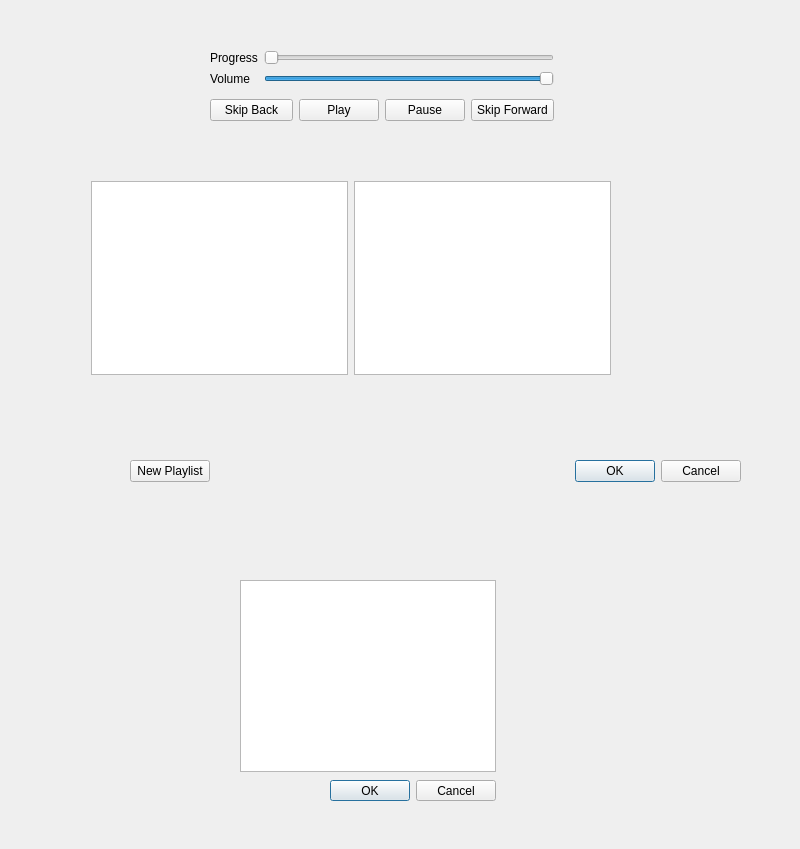
Above: MusicPlayer.ui from MatthewG01/Qt_MusicPlayer before the change. Below: the same form after it.
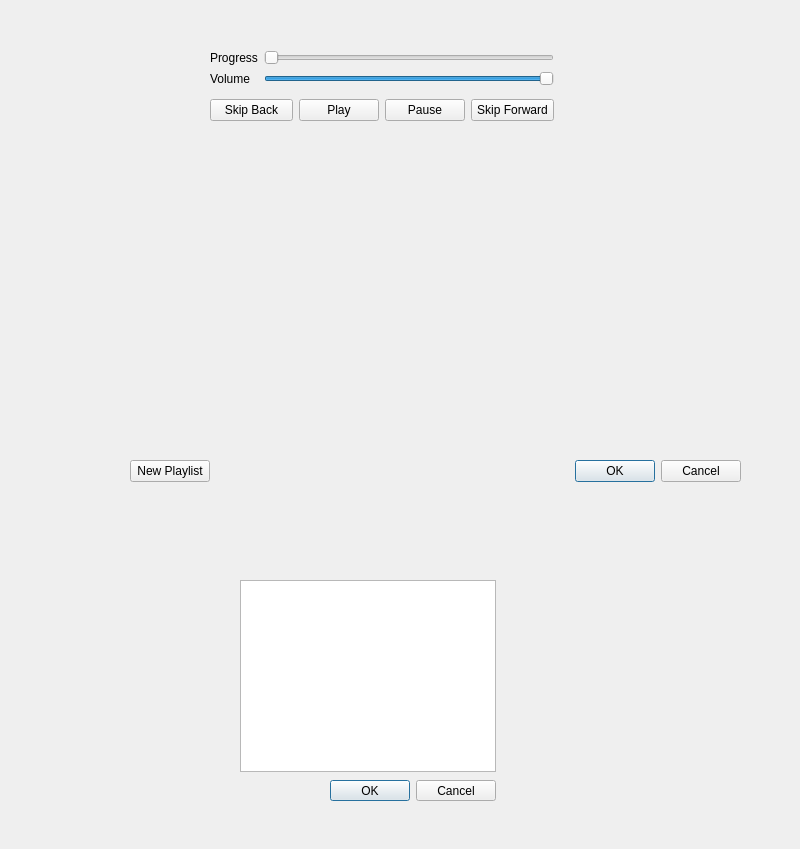
That is the form after the change.

```diff
--- a/MusicPlayer.ui
+++ b/MusicPlayer.ui
@@ -13,24 +13,6 @@
   <property name="windowTitle">
    <string>Widget</string>
   </property>
-  <widget class="QWidget" name="layoutWidget_2">
-   <property name="geometry">
-    <rect>
-     <x>91</x>
-     <y>181</y>
-     <width>520</width>
-     <height>194</height>
-    </rect>
-   </property>
-   <layout class="QHBoxLayout" name="horizontalLayout">
-    <item>
-     <widget class="QTreeView" name="directoryView"/>
-    </item>
-    <item>
-     <widget class="QListView" name="fileView"/>
-    </item>
-   </layout>
-  </widget>
   <widget class="QListWidget" name="selectMusic">
    <property name="geometry">
     <rect>
@@ -54,7 +36,7 @@
     <set>QDialogButtonBox::Cancel|QDialogButtonBox::Ok</set>
    </property>
   </widget>
-  <widget class="QWidget" name="">
+  <widget class="QWidget" name="layoutWidget">
    <property name="geometry">
     <rect>
      <x>210</x>
@@ -137,7 +119,7 @@
     </item>
    </layout>
   </widget>
-  <widget class="QWidget" name="">
+  <widget class="QWidget" name="layoutWidget">
    <property name="geometry">
     <rect>
      <x>130</x>
```
